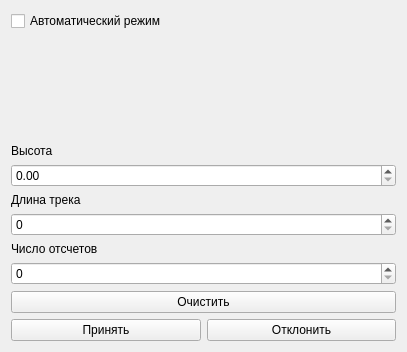
Old version of the form src/ARM_OD_viewCore/Tabs/Solver/SolverWidget.ui in the repository nevaeh82/arm_od.
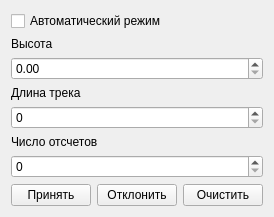
New version of the form.

Diff of the .ui file:
```diff
--- a/src/ARM_OD_viewCore/Tabs/Solver/SolverWidget.ui
+++ b/src/ARM_OD_viewCore/Tabs/Solver/SolverWidget.ui
@@ -6,65 +6,18 @@
    <rect>
     <x>0</x>
     <y>0</y>
-    <width>407</width>
-    <height>352</height>
+    <width>263</width>
+    <height>201</height>
    </rect>
   </property>
   <property name="windowTitle">
    <string>Form</string>
   </property>
   <layout class="QGridLayout" name="gridLayout">
-   <item row="8" column="0" colspan="2">
-    <widget class="QPushButton" name="_pb_clear">
-     <property name="text">
-      <string>Очистить</string>
-     </property>
-    </widget>
-   </item>
-   <item row="9" column="1">
-    <widget class="QPushButton" name="_cancel">
-     <property name="text">
-      <string>Отклонить</string>
-     </property>
-    </widget>
-   </item>
-   <item row="0" column="0" colspan="2">
-    <widget class="QCheckBox" name="_chb_auto">
-     <property name="text">
-      <string>Автоматический режим</string>
-     </property>
-    </widget>
-   </item>
-   <item row="2" column="0" colspan="2">
-    <widget class="QLabel" name="label">
-     <property name="sizePolicy">
-      <sizepolicy hsizetype="Preferred" vsizetype="Maximum">
-       <horstretch>0</horstretch>
-       <verstretch>0</verstretch>
-      </sizepolicy>
-     </property>
-     <property name="text">
-      <string>Высота</string>
-     </property>
-    </widget>
-   </item>
-   <item row="4" column="0" colspan="2">
-    <widget class="QLabel" name="label_2">
-     <property name="sizePolicy">
-      <sizepolicy hsizetype="Preferred" vsizetype="Maximum">
-       <horstretch>0</horstretch>
-       <verstretch>0</verstretch>
-      </sizepolicy>
-     </property>
-     <property name="text">
-      <string>Длина трека</string>
-     </property>
-    </widget>
-   </item>
-   <item row="7" column="0" colspan="2">
+   <item row="6" column="0">
     <widget class="QSpinBox" name="_sb_count_point_for_state"/>
    </item>
-   <item row="6" column="0" colspan="2">
+   <item row="5" column="0">
     <widget class="QLabel" name="label_3">
      <property name="sizePolicy">
       <sizepolicy hsizetype="Preferred" vsizetype="Maximum">
@@ -77,10 +30,84 @@
      </property>
     </widget>
    </item>
-   <item row="5" column="0" colspan="2">
+   <item row="4" column="0">
     <widget class="QSpinBox" name="_sb_track_length"/>
    </item>
+   <item row="3" column="0">
+    <widget class="QLabel" name="label_2">
+     <property name="sizePolicy">
+      <sizepolicy hsizetype="Preferred" vsizetype="Maximum">
+       <horstretch>0</horstretch>
+       <verstretch>0</verstretch>
+      </sizepolicy>
+     </property>
+     <property name="text">
+      <string>Длина трека</string>
+     </property>
+    </widget>
+   </item>
+   <item row="2" column="0">
+    <widget class="QDoubleSpinBox" name="_dsb_alt"/>
+   </item>
    <item row="1" column="0">
+    <widget class="QLabel" name="label">
+     <property name="sizePolicy">
+      <sizepolicy hsizetype="Preferred" vsizetype="Maximum">
+       <horstretch>0</horstretch>
+       <verstretch>0</verstretch>
+      </sizepolicy>
+     </property>
+     <property name="text">
+      <string>Высота</string>
+     </property>
+    </widget>
+   </item>
+   <item row="0" column="0">
+    <widget class="QCheckBox" name="_chb_auto">
+     <property name="text">
+      <string>Автоматический режим</string>
+     </property>
+    </widget>
+   </item>
+   <item row="8" column="0">
+    <layout class="QHBoxLayout" name="horizontalLayout">
+     <item>
+      <widget class="QPushButton" name="_accept">
+       <property name="text">
+        <string>Принять</string>
+       </property>
+      </widget>
+     </item>
+     <item>
+      <widget class="QPushButton" name="_cancel">
+       <property name="text">
+        <string>Отклонить</string>
+       </property>
+      </widget>
+     </item>
+     <item>
+      <widget class="QPushButton" name="_pb_clear">
+       <property name="text">
+        <string>Очистить</string>
+       </property>
+      </widget>
+     </item>
+    </layout>
+   </item>
+   <item row="4" column="1">
+    <spacer name="horizontalSpacer">
+     <property name="orientation">
+      <enum>Qt::Horizontal</enum>
+     </property>
+     <property name="sizeHint" stdset="0">
+      <size>
+       <width>40</width>
+       <height>20</height>
+      </size>
+     </property>
+    </spacer>
+   </item>
+   <item row="7" column="0">
     <spacer name="verticalSpacer">
      <property name="orientation">
       <enum>Qt::Vertical</enum>
@@ -93,16 +120,6 @@
      </property>
     </spacer>
    </item>
-   <item row="9" column="0">
-    <widget class="QPushButton" name="_accept">
-     <property name="text">
-      <string>Принять</string>
-     </property>
-    </widget>
-   </item>
-   <item row="3" column="0" colspan="2">
-    <widget class="QDoubleSpinBox" name="_dsb_alt"/>
-   </item>
   </layout>
  </widget>
  <resources/>
```
